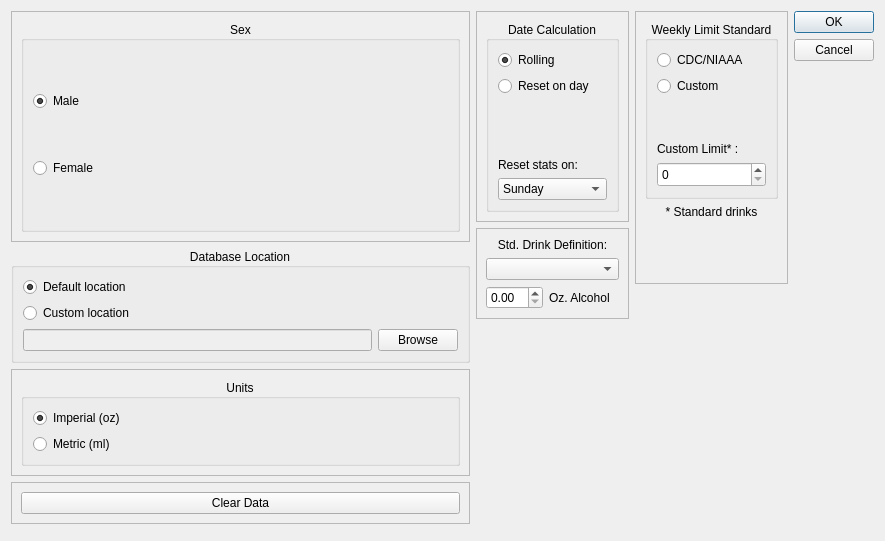
Before: the Qt Designer form ui/user_settings.ui in minorsecond/BuzzBot, drawn with Qt 5.
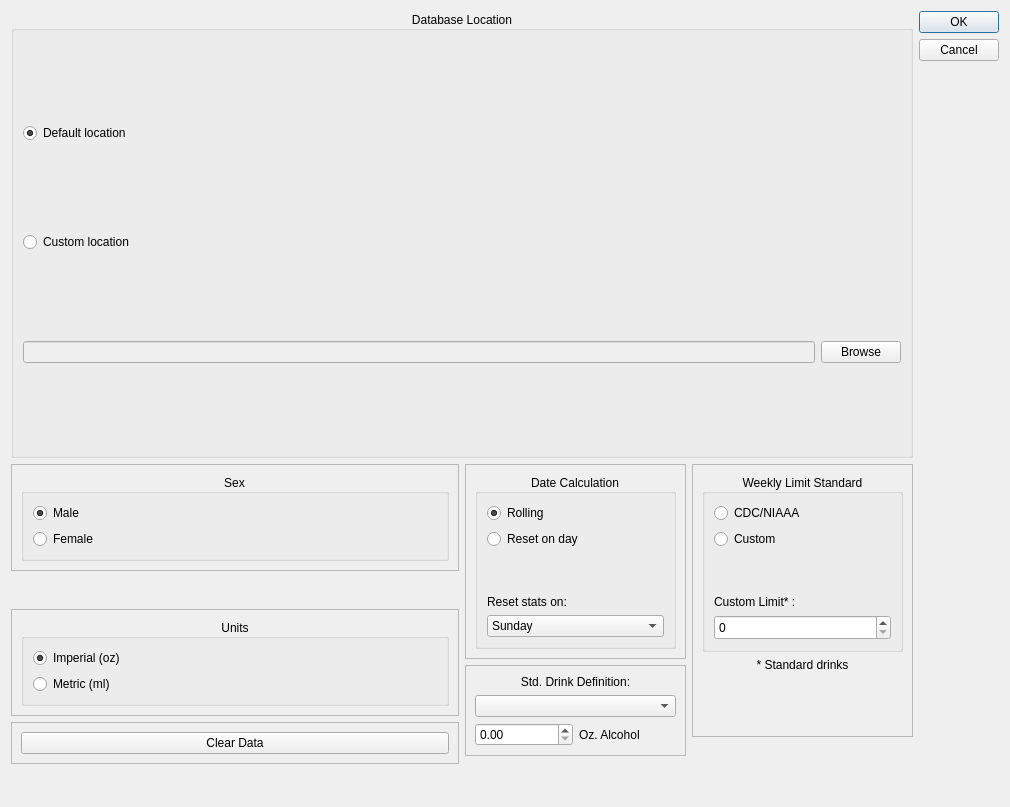
After: the same form once the commit is applied.

Commit message:
Fix pref window
#429

```diff
--- a/ui/user_settings.ui
+++ b/ui/user_settings.ui
@@ -6,8 +6,8 @@
    <rect>
     <x>0</x>
     <y>0</y>
-    <width>885</width>
-    <height>541</height>
+    <width>1010</width>
+    <height>807</height>
    </rect>
   </property>
   <property name="windowTitle">
@@ -17,51 +17,7 @@
    <bool>true</bool>
   </property>
   <layout class="QGridLayout" name="gridLayout_2">
-   <item row="2" column="0">
-    <widget class="QFrame" name="frame_4">
-     <property name="frameShape">
-      <enum>QFrame::StyledPanel</enum>
-     </property>
-     <property name="frameShadow">
-      <enum>QFrame::Raised</enum>
-     </property>
-     <layout class="QGridLayout" name="gridLayout_9">
-      <item row="0" column="0">
-       <widget class="QGroupBox" name="unitsGroup">
-        <property name="title">
-         <string>Units</string>
-        </property>
-        <property name="alignment">
-         <set>Qt::AlignCenter</set>
-        </property>
-        <property name="flat">
-         <bool>true</bool>
-        </property>
-        <layout class="QGridLayout" name="gridLayout_10">
-         <item row="1" column="0">
-          <widget class="QRadioButton" name="metricRadioButton">
-           <property name="text">
-            <string>Metric (ml)</string>
-           </property>
-          </widget>
-         </item>
-         <item row="0" column="0">
-          <widget class="QRadioButton" name="imperialRadioButton">
-           <property name="text">
-            <string>Imperial (oz)</string>
-           </property>
-           <property name="checked">
-            <bool>true</bool>
-           </property>
-          </widget>
-         </item>
-        </layout>
-       </widget>
-      </item>
-     </layout>
-    </widget>
-   </item>
-   <item row="3" column="0">
+   <item row="4" column="0">
     <widget class="QFrame" name="frame_3">
      <property name="frameShape">
       <enum>QFrame::StyledPanel</enum>
@@ -80,7 +36,7 @@
      </layout>
     </widget>
    </item>
-   <item row="0" column="0">
+   <item row="1" column="0">
     <widget class="QFrame" name="frame">
      <property name="frameShape">
       <enum>QFrame::StyledPanel</enum>
@@ -89,7 +45,7 @@
       <enum>QFrame::Raised</enum>
      </property>
      <layout class="QGridLayout" name="gridLayout_5">
-      <item row="0" column="0">
+      <item row="1" column="0">
        <widget class="QGroupBox" name="sexGroup">
         <property name="title">
          <string>Sex</string>
@@ -101,7 +57,7 @@
          <bool>true</bool>
         </property>
         <layout class="QGridLayout" name="gridLayout_4">
-         <item row="0" column="0">
+         <item row="1" column="0">
           <widget class="QRadioButton" name="maleSelection">
            <property name="text">
             <string>Male</string>
@@ -111,7 +67,7 @@
            </property>
           </widget>
          </item>
-         <item row="1" column="0">
+         <item row="2" column="0">
           <widget class="QRadioButton" name="femaleSelection">
            <property name="text">
             <string>Female</string>
@@ -124,7 +80,7 @@
      </layout>
     </widget>
    </item>
-   <item row="0" column="2" rowspan="5">
+   <item row="1" column="1" rowspan="5">
     <layout class="QHBoxLayout" name="horizontalLayout">
      <item>
       <layout class="QVBoxLayout" name="verticalLayout">
@@ -421,17 +377,51 @@
      </item>
     </layout>
    </item>
-   <item row="0" column="3">
-    <widget class="QDialogButtonBox" name="userSettingsButtonBox">
-     <property name="orientation">
-      <enum>Qt::Vertical</enum>
+   <item row="3" column="0">
+    <widget class="QFrame" name="frame_4">
+     <property name="frameShape">
+      <enum>QFrame::StyledPanel</enum>
      </property>
-     <property name="standardButtons">
-      <set>QDialogButtonBox::Cancel|QDialogButtonBox::Ok</set>
+     <property name="frameShadow">
+      <enum>QFrame::Raised</enum>
      </property>
+     <layout class="QGridLayout" name="gridLayout_9">
+      <item row="0" column="0">
+       <widget class="QGroupBox" name="unitsGroup">
+        <property name="title">
+         <string>Units</string>
+        </property>
+        <property name="alignment">
+         <set>Qt::AlignCenter</set>
+        </property>
+        <property name="flat">
+         <bool>true</bool>
+        </property>
+        <layout class="QGridLayout" name="gridLayout_10">
+         <item row="1" column="0">
+          <widget class="QRadioButton" name="metricRadioButton">
+           <property name="text">
+            <string>Metric (ml)</string>
+           </property>
+          </widget>
+         </item>
+         <item row="0" column="0">
+          <widget class="QRadioButton" name="imperialRadioButton">
+           <property name="text">
+            <string>Imperial (oz)</string>
+           </property>
+           <property name="checked">
+            <bool>true</bool>
+           </property>
+          </widget>
+         </item>
+        </layout>
+       </widget>
+      </item>
+     </layout>
     </widget>
    </item>
-   <item row="1" column="0">
+   <item row="0" column="0" colspan="2">
     <widget class="QGroupBox" name="groupBox">
      <property name="minimumSize">
       <size>
@@ -446,7 +436,7 @@
       <set>Qt::AlignCenter</set>
      </property>
      <layout class="QGridLayout" name="gridLayout_12">
-      <item row="2" column="0">
+      <item row="2" column="1">
        <widget class="QLineEdit" name="dbLocationTextInput">
         <property name="enabled">
          <bool>false</bool>
@@ -456,7 +446,14 @@
         </property>
        </widget>
       </item>
-      <item row="0" column="0">
+      <item row="2" column="2">
+       <widget class="QPushButton" name="dbLocationBrowseButton">
+        <property name="text">
+         <string>Browse</string>
+        </property>
+       </widget>
+      </item>
+      <item row="0" column="1">
        <widget class="QRadioButton" name="defaultLocationRadioBtn">
         <property name="text">
          <string>Default location</string>
@@ -466,23 +463,29 @@
         </property>
        </widget>
       </item>
-      <item row="1" column="0">
+      <item row="1" column="1">
        <widget class="QRadioButton" name="customLocationRadioBtn">
         <property name="text">
          <string>Custom location</string>
         </property>
        </widget>
       </item>
-      <item row="2" column="1">
-       <widget class="QPushButton" name="dbLocationBrowseButton">
-        <property name="text">
-         <string>Browse</string>
-        </property>
-       </widget>
+      <item row="0" column="0">
+       <layout class="QVBoxLayout" name="verticalLayout_2"/>
       </item>
      </layout>
     </widget>
    </item>
+   <item row="0" column="2">
+    <widget class="QDialogButtonBox" name="userSettingsButtonBox">
+     <property name="orientation">
+      <enum>Qt::Vertical</enum>
+     </property>
+     <property name="standardButtons">
+      <set>QDialogButtonBox::Cancel|QDialogButtonBox::Ok</set>
+     </property>
+    </widget>
+   </item>
   </layout>
  </widget>
  <resources/>
```
Left out of the diff: 82 changed lines with no effect on the pictures. The commit also changes 2 other files.
